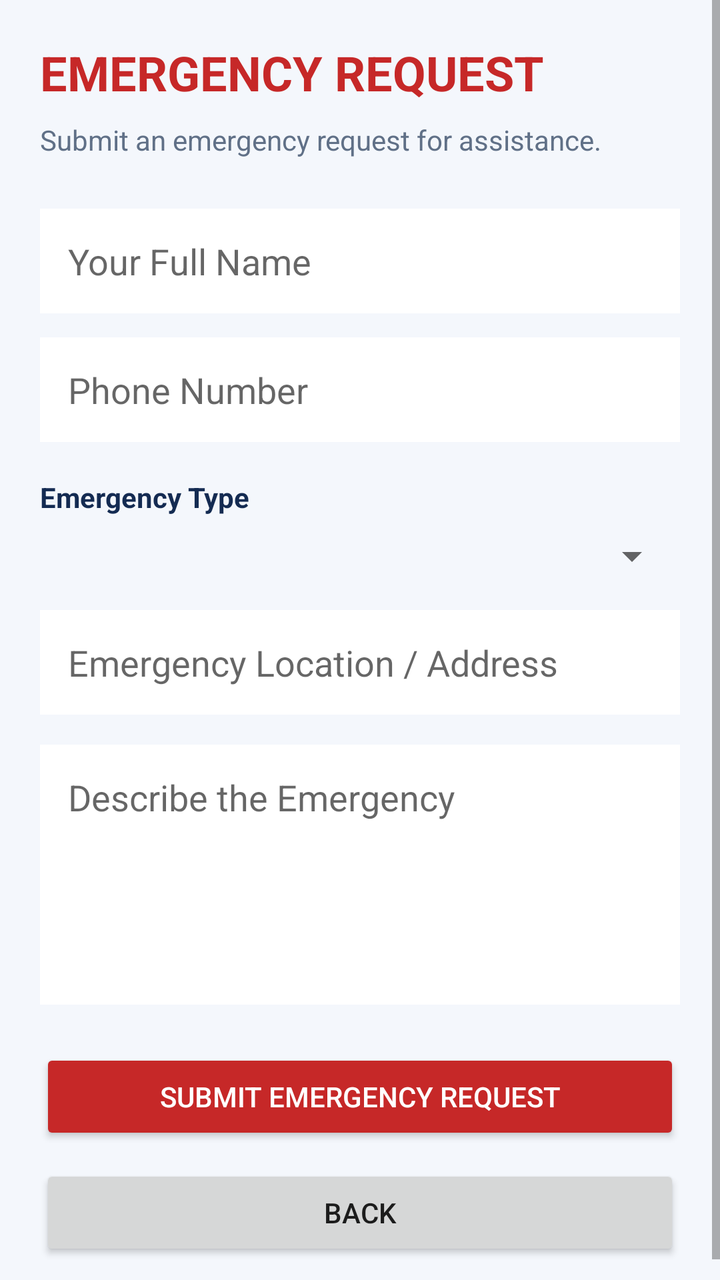
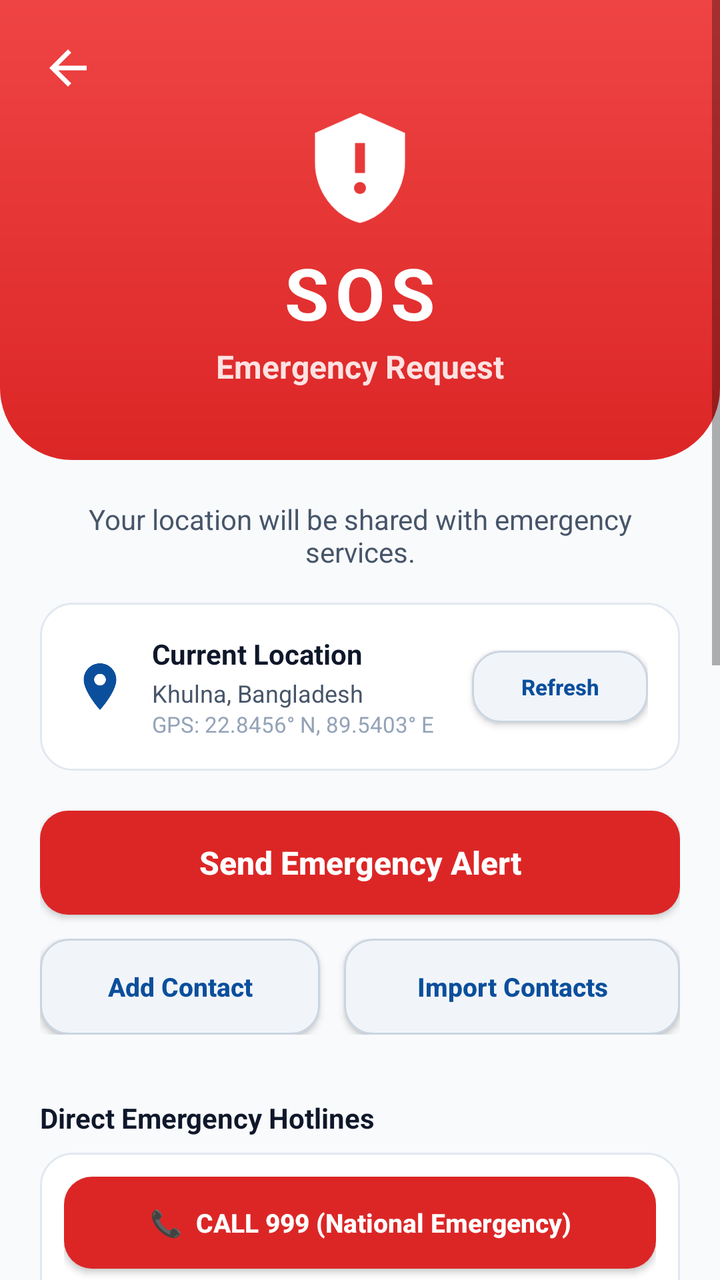

Two renders of the same Android screen: before a commit and after it. Below are the layout's source before the change and the commit's diff.
<!-- AndroidManifest.xml: application theme Theme.SPONDON -->
<!-- res/layout/activity_emergency_request.xml -->
<?xml version="1.0" encoding="utf-8"?>
<ScrollView xmlns:android="http://schemas.android.com/apk/res/android"
    android:layout_width="match_parent"
    android:layout_height="match_parent"
    android:background="#F4F7FC">

    <LinearLayout
        android:layout_width="match_parent"
        android:layout_height="wrap_content"
        android:orientation="vertical"
        android:padding="20dp">

        <TextView
            android:layout_width="match_parent"
            android:layout_height="wrap_content"
            android:text="EMERGENCY REQUEST"
            android:textColor="#C62828"
            android:textSize="24sp"
            android:textStyle="bold" />

        <TextView
            android:layout_width="match_parent"
            android:layout_height="wrap_content"
            android:layout_marginTop="8dp"
            android:text="Submit an emergency request for assistance."
            android:textColor="#607087"
            android:textSize="14sp" />

        <EditText
            android:id="@+id/etEmergencyName"
            android:layout_width="match_parent"
            android:layout_height="wrap_content"
            android:layout_marginTop="25dp"
            android:hint="Your Full Name"
            android:inputType="textCapWords"
            android:padding="14dp"
            android:background="#FFFFFF" />

        <EditText
            android:id="@+id/etEmergencyPhone"
            android:layout_width="match_parent"
            android:layout_height="wrap_content"
            android:layout_marginTop="12dp"
            android:hint="Phone Number"
            android:inputType="phone"
            android:padding="14dp"
            android:background="#FFFFFF" />

        <TextView
            android:layout_width="match_parent"
            android:layout_height="wrap_content"
            android:layout_marginTop="18dp"
            android:text="Emergency Type"
            android:textColor="#142B52"
            android:textStyle="bold" />

        <Spinner
            android:id="@+id/spEmergencyType"
            android:layout_width="match_parent"
            android:layout_height="wrap_content"
            android:layout_marginTop="8dp"
            android:padding="12dp" />

        <EditText
            android:id="@+id/etEmergencyLocation"
            android:layout_width="match_parent"
            android:layout_height="wrap_content"
            android:layout_marginTop="15dp"
            android:hint="Emergency Location / Address"
            android:inputType="textCapSentences"
            android:padding="14dp"
            android:background="#FFFFFF" />

        <EditText
            android:id="@+id/etEmergencyDescription"
            android:layout_width="match_parent"
            android:layout_height="130dp"
            android:layout_marginTop="15dp"
            android:hint="Describe the Emergency"
            android:gravity="top"
            android:inputType="textMultiLine|textCapSentences"
            android:padding="14dp"
            android:background="#FFFFFF" />

        <Button
            android:id="@+id/btnSubmitEmergency"
            android:layout_width="match_parent"
            android:layout_height="wrap_content"
            android:layout_marginTop="22dp"
            android:text="SUBMIT EMERGENCY REQUEST"
            android:backgroundTint="#C62828"
            android:textColor="#FFFFFF" />

        <Button
            android:id="@+id/btnBackEmergency"
            android:layout_width="match_parent"
            android:layout_height="wrap_content"
            android:layout_marginTop="10dp"
            android:text="Back" />

    </LinearLayout>

</ScrollView>
<!-- resources referenced by this layout -->
<resources>
  <style name="Theme.SPONDON" parent="Theme.AppCompat.Light.DarkActionBar">
          
          <item name="colorPrimary">@color/purple_500</item>
          <item name="colorPrimaryDark">@color/purple_700</item>
          <item name="colorAccent">@color/teal_200</item>
          
      </style>
  <color name="purple_500">#FF6200EE</color>
  <color name="purple_700">#FF3700B3</color>
  <color name="teal_200">#FF03DAC5</color>
</resources>

<!-- the commit's change to res/layout/activity_emergency_request.xml (unified diff, before → after) -->
@@ -2,102 +2,373 @@
 <ScrollView xmlns:android="http://schemas.android.com/apk/res/android"
     android:layout_width="match_parent"
     android:layout_height="match_parent"
-    android:background="#F4F7FC">
+    android:background="@color/surface_background"
+    android:fillViewport="true">
 
     <LinearLayout
         android:layout_width="match_parent"
         android:layout_height="wrap_content"
-        android:orientation="vertical"
-        android:padding="20dp">
-
-        <TextView
+        android:orientation="vertical">
+
+        
+        <LinearLayout
             android:layout_width="match_parent"
             android:layout_height="wrap_content"
-            android:text="EMERGENCY REQUEST"
-            android:textColor="#C62828"
-            android:textSize="24sp"
-            android:textStyle="bold" />
-
-        <TextView
+            android:background="@drawable/bg_sos_hero_curved"
+            android:gravity="center_horizontal"
+            android:orientation="vertical"
+            android:paddingStart="20dp"
+            android:paddingTop="20dp"
+            android:paddingEnd="20dp"
+            android:paddingBottom="36dp">
+
+            <RelativeLayout
+                android:layout_width="match_parent"
+                android:layout_height="wrap_content">
+
+                <ImageView
+                    android:id="@+id/btnBackEmergency"
+                    android:layout_width="28dp"
+                    android:layout_height="28dp"
+                    android:layout_alignParentStart="true"
+                    android:layout_centerVertical="true"
+                    android:contentDescription="Back"
+                    android:src="@drawable/ic_arrow_back_white" />
+            </RelativeLayout>
+
+            
+            <ImageView
+                android:layout_width="60dp"
+                android:layout_height="60dp"
+                android:layout_marginTop="6dp"
+                android:contentDescription="Emergency Beacon"
+                android:src="@drawable/ic_emergency_sos_red"
+                android:tint="#FFFFFF" />
+
+            <TextView
+                android:layout_width="wrap_content"
+                android:layout_height="wrap_content"
+                android:layout_marginTop="8dp"
+                android:letterSpacing="0.08"
+                android:text="SOS"
+                android:textColor="#FFFFFF"
+                android:textSize="36sp"
+                android:textStyle="bold" />
+
+            <TextView
+                android:layout_width="wrap_content"
+                android:layout_height="wrap_content"
+                android:layout_marginTop="2dp"
+                android:text="Emergency Request"
+                android:textColor="#FEE2E2"
+                android:textSize="16sp"
+                android:textStyle="bold" />
+        </LinearLayout>
+
+        
+        <LinearLayout
             android:layout_width="match_parent"
             android:layout_height="wrap_content"
-            android:layout_marginTop="8dp"
-            android:text="Submit an emergency request for assistance."
-            android:textColor="#607087"
-            android:textSize="14sp" />
-
-        <EditText
-            android:id="@+id/etEmergencyName"
-            android:layout_width="match_parent"
-            android:layout_height="wrap_content"
-            android:layout_marginTop="25dp"
-            android:hint="Your Full Name"
-            android:inputType="textCapWords"
-            android:padding="14dp"
-            android:background="#FFFFFF" />
-
-        <EditText
-            android:id="@+id/etEmergencyPhone"
-            android:layout_width="match_parent"
-            android:layout_height="wrap_content"
-            android:layout_marginTop="12dp"
-            android:hint="Phone Number"
-            android:inputType="phone"
-            android:padding="14dp"
-            android:background="#FFFFFF" />
-
-        <TextView
-            android:layout_width="match_parent"
-            android:layout_height="wrap_content"
-            android:layout_marginTop="18dp"
-            android:text="Emergency Type"
-            android:textColor="#142B52"
-            android:textStyle="bold" />
-
-        <Spinner
-            android:id="@+id/spEmergencyType"
-            android:layout_width="match_parent"
-            android:layout_height="wrap_content"
-            android:layout_marginTop="8dp"
-            android:padding="12dp" />
-
-        <EditText
-            android:id="@+id/etEmergencyLocation"
-            android:layout_width="match_parent"
-            android:layout_height="wrap_content"
-            android:layout_marginTop="15dp"
-            android:hint="Emergency Location / Address"
-            android:inputType="textCapSentences"
-            android:padding="14dp"
-            android:background="#FFFFFF" />
-
-        <EditText
-            android:id="@+id/etEmergencyDescription"
-            android:layout_width="match_parent"
-            android:layout_height="130dp"
-            android:layout_marginTop="15dp"
-            android:hint="Describe the Emergency"
-            android:gravity="top"
-            android:inputType="textMultiLine|textCapSentences"
-            android:padding="14dp"
-            android:background="#FFFFFF" />
-
-        <Button
-            android:id="@+id/btnSubmitEmergency"
-            android:layout_width="match_parent"
-            android:layout_height="wrap_content"
-            android:layout_marginTop="22dp"
-            android:text="SUBMIT EMERGENCY REQUEST"
-            android:backgroundTint="#C62828"
-            android:textColor="#FFFFFF" />
-
-        <Button
-            android:id="@+id/btnBackEmergency"
-            android:layout_width="match_parent"
-            android:layout_height="wrap_content"
-            android:layout_marginTop="10dp"
-            android:text="Back" />
-
+            android:orientation="vertical"
+            android:padding="20dp">
+
+            
+            <TextView
+                android:layout_width="match_parent"
+                android:layout_height="wrap_content"
+                android:gravity="center"
+                android:text="Your location will be shared with emergency services."
+                android:textColor="@color/text_secondary"
+                android:textSize="14sp" />
+
+            
+            <LinearLayout
+                android:layout_width="match_parent"
+                android:layout_height="wrap_content"
+                android:layout_marginTop="16dp"
+                android:background="@drawable/bg_card_white"
+                android:gravity="center_vertical"
+                android:orientation="horizontal"
+                android:padding="16dp">
+
+                <ImageView
+                    android:layout_width="28dp"
+                    android:layout_height="28dp"
+                    android:contentDescription="Location Pin"
+                    android:src="@drawable/ic_location_pin_blue" />
+
+                <LinearLayout
+                    android:layout_width="0dp"
+                    android:layout_height="wrap_content"
+                    android:layout_marginStart="12dp"
+                    android:layout_weight="1"
+                    android:orientation="vertical">
+
+                    <TextView
+                        android:layout_width="wrap_content"
+                        android:layout_height="wrap_content"
+                        android:text="Current Location"
+                        android:textColor="@color/text_primary"
+                        android:textSize="14sp"
+                        android:textStyle="bold" />
+
+                    <TextView
+                        android:id="@+id/tvLiveAddress"
+                        android:layout_width="wrap_content"
+                        android:layout_height="wrap_content"
+                        android:layout_marginTop="2dp"
+                        android:text="Khulna, Bangladesh"
+                        android:textColor="@color/text_secondary"
+                        android:textSize="12sp" />
+
+                    <TextView
+                        android:id="@+id/tvLiveGpsCoords"
+                        android:layout_width="wrap_content"
+                        android:layout_height="wrap_content"
+                        android:text="GPS: 22.8456° N, 89.5403° E"
+                        android:textColor="@color/text_muted"
+                        android:textSize="11sp" />
+                </LinearLayout>
+
+                <Button
+                    android:id="@+id/btnRefreshGps"
+                    android:layout_width="wrap_content"
+                    android:layout_height="36dp"
+                    android:background="@drawable/bg_button_secondary"
+                    android:paddingStart="10dp"
+                    android:paddingEnd="10dp"
+                    android:text="Refresh"
+                    android:textAllCaps="false"
+                    android:textColor="@color/primary_blue"
+                    android:textSize="11sp"
+                    android:textStyle="bold" />
+            </LinearLayout>
+
+            <Button
+                android:id="@+id/btnAutoFillLocation"
+                android:layout_width="match_parent"
+                android:layout_height="wrap_content"
+                android:visibility="gone" />
+
+            
+            <Button
+                android:id="@+id/btnSubmitEmergency"
+                android:layout_width="match_parent"
+                android:layout_height="52dp"
+                android:layout_marginTop="20dp"
+                android:background="@drawable/bg_button_danger"
+                android:text="Send Emergency Alert"
+                android:textAllCaps="false"
+                android:textColor="#FFFFFF"
+                android:textSize="16sp"
+                android:textStyle="bold" />
+
+            
+            <LinearLayout
+                android:layout_width="match_parent"
+                android:layout_height="wrap_content"
+                android:layout_marginTop="12dp"
+                android:orientation="horizontal">
+
+                <Button
+                    android:id="@+id/btnAddEmergencyContact"
+                    android:layout_width="0dp"
+                    android:layout_height="48dp"
+                    android:layout_marginEnd="6dp"
+                    android:layout_weight="1"
+                    android:background="@drawable/bg_button_secondary"
+                    android:text="Add Contact"
+                    android:textAllCaps="false"
+                    android:textColor="@color/primary_blue"
+                    android:textSize="13sp"
+                    android:textStyle="bold" />
+
+                <Button
+                    android:id="@+id/btnImportPhoneContact"
+                    android:layout_width="0dp"
+                    android:layout_height="48dp"
+                    android:layout_marginStart="6dp"
+                    android:layout_weight="1.2"
+                    android:background="@drawable/bg_button_secondary"
+                    android:text="Import Contacts"
+                    android:textAllCaps="false"
+                    android:textColor="@color/primary_blue"
+                    android:textSize="13sp"
+                    android:textStyle="bold" />
+            </LinearLayout>
+
+            
+            <LinearLayout
+                android:id="@+id/layoutContactsContainer"
+                android:layout_width="match_parent"
+                android:layout_height="wrap_content"
+                android:layout_marginTop="12dp"
+                android:orientation="vertical" />
+
+            
+            <TextView
+                android:layout_width="wrap_content"
+                android:layout_height="wrap_content"
+                android:layout_marginTop="20dp"
+                android:text="Direct Emergency Hotlines"
+                android:textColor="@color/text_primary"
+                android:textSize="14sp"
+                android:textStyle="bold" />
+
+            <LinearLayout
+                android:layout_width="match_parent"
+                android:layout_height="wrap_content"
+                android:layout_marginTop="8dp"
+                android:background="@drawable/bg_card_white"
+                android:orientation="vertical"
+                android:padding="12dp">
+
+                <Button
+                    android:id="@+id/btnCall999"
+                    android:layout_width="match_parent"
+                    android:layout_height="46dp"
+                    android:background="@drawable/bg_button_danger"
+                    android:text="📞  CALL 999 (National Emergency)"
+                    android:textAllCaps="false"
+                    android:textColor="#FFFFFF"
+                    android:textSize="13sp"
+                    android:textStyle="bold" />
+
+                <LinearLayout
+                    android:layout_width="match_parent"
+                    android:layout_height="wrap_content"
+                    android:layout_marginTop="8dp"
+                    android:orientation="horizontal">
+
+                    <Button
+                        android:id="@+id/btnCallFire"
+                        android:layout_width="0dp"
+                        android:layout_height="42dp"
+                        android:layout_marginEnd="4dp"
+                        android:layout_weight="1"
+                        android:background="@drawable/bg_button_secondary"
+                        android:text="🚒 Fire (16163)"
+                        android:textAllCaps="false"
+                        android:textColor="@color/emergency_red"
+                        android:textSize="12sp"
+                        android:textStyle="bold" />
+
+                    <Button
+                        android:id="@+id/btnCallAmbulance"
+                        android:layout_width="0dp"
+                        android:layout_height="42dp"
+                        android:layout_marginStart="4dp"
+                        android:layout_weight="1"
+                        android:background="@drawable/bg_button_secondary"
+                        android:text="🚑 Ambulance (16263)"
+                        android:textAllCaps="false"
+                        android:textColor="@color/primary_blue"
+                        android:textSize="12sp"
+                        android:textStyle="bold" />
+                </LinearLayout>
+            </LinearLayout>
+
+            
+            <TextView
+                android:layout_width="wrap_content"
+                android:layout_height="wrap_content"
+                android:layout_marginTop="20dp"
+                android:text="Incident Details"
+                android:textColor="@color/text_primary"
+                android:textSize="14sp"
+                android:textStyle="bold" />
+
+            <LinearLayout
+                android:layout_width="match_parent"
+                android:layout_height="wrap_content"
+                android:layout_marginTop="8dp"
+                android:background="@drawable/bg_card_white"
+                android:orientation="vertical"
+                android:padding="14dp">
+
+                <TextView
+                    android:layout_width="wrap_content"
+                    android:layout_height="wrap_content"
+                    android:text="Emergency Type"
+                    android:textColor="@color/text_secondary"
+                    android:textSize="12sp"
+                    android:textStyle="bold" />
+
+                <Spinner
+                    android:id="@+id/spEmergencyType"
+                    android:layout_width="match_parent"
+                    android:layout_height="46dp"
+                    android:layout_marginTop="4dp"
+                    android:background="@drawable/bg_edit_text" />
+
+                <EditText
+                    android:id="@+id/etEmergencyName"
+                    android:layout_width="match_parent"
+                    android:layout_height="46dp"
+                    android:layout_marginTop="10dp"
+                    android:background="@drawable/bg_edit_text"
+                    android:hint="Your Full Name"
+                    android:paddingStart="12dp"
+                    android:paddingEnd="12dp"
+                    android:textSize="13sp" />
+
+                <EditText
+                    android:id="@+id/etEmergencyPhone"
+                    android:layout_width="match_parent"
+                    android:layout_height="46dp"
+                    android:layout_marginTop="8dp"
+                    android:background="@drawable/bg_edit_text"
+                    android:hint="Your Contact Phone Number"
+                    android:inputType="phone"
+                    android:paddingStart="12dp"
+                    android:paddingEnd="12dp"
+                    android:textSize="13sp" />
+
+                <EditText
+                    android:id="@+id/etEmergencyLocation"
+                    android:layout_width="match_parent"
+                    android:layout_height="46dp"
+                    android:layout_marginTop="8dp"
+                    android:background="@drawable/bg_edit_text"
+                    android:hint="Current Location or Address"
+                    android:paddingStart="12dp"
+                    android:paddingEnd="12dp"
+                    android:textSize="13sp" />
+
+                <EditText
+                    android:id="@+id/etEmergencyDescription"
+                    android:layout_width="match_parent"
+                    android:layout_height="70dp"
+                    android:layout_marginTop="8dp"
+                    android:background="@drawable/bg_edit_text"
+                    android:gravity="top|start"
+                    android:hint="Situation description..."
+                    android:padding="10dp"
+                    android:textSize="13sp" />
+            </LinearLayout>
+
+            <Button
+                android:id="@+id/btnViewMyEmergencies"
+                android:layout_width="match_parent"
+                android:layout_height="48dp"
+                android:layout_marginTop="14dp"
+                android:background="@drawable/bg_button_secondary"
+                android:text="View My Past Emergency Requests"
+                android:textAllCaps="false"
+                android:textColor="@color/primary_blue"
+                android:textSize="13sp"
+                android:textStyle="bold" />
+
+            
+            <ImageView
+                android:layout_width="match_parent"
+                android:layout_height="50dp"
+                android:layout_marginTop="20dp"
+                android:contentDescription="Skyline"
+                android:scaleType="fitXY"
+                android:src="@drawable/bg_city_skyline_vector" />
+
+        </LinearLayout>
     </LinearLayout>
 
 </ScrollView>
<!-- resource entries referenced after the edit -->
@@ -1,14 +1,131 @@
 <!-- resources referenced by this layout -->
 <resources>
-  <style name="Theme.SPONDON" parent="Theme.AppCompat.Light.DarkActionBar">
+  <color name="emergency_red">#DC2626</color>
+  <color name="primary_blue">#0B4F9C</color>
+  <color name="surface_background">#F8FAFC</color>
+  <color name="text_muted">#94A3B8</color>
+  <color name="text_primary">#0F172A</color>
+  <color name="text_secondary">#475569</color>
+  <!-- drawable bg_button_danger (drawable) -->
+  <?xml version="1.0" encoding="utf-8"?>
+  <ripple xmlns:android="http://schemas.android.com/apk/res/android"
+      android:color="#33FFFFFF">
+      <item>
+          <shape android:shape="rectangle">
+              <solid android:color="@color/emergency_red" />
+              <corners android:radius="14dp" />
+          </shape>
+      </item>
+  </ripple>
+  <!-- drawable bg_button_secondary (drawable) -->
+  <?xml version="1.0" encoding="utf-8"?>
+  <ripple xmlns:android="http://schemas.android.com/apk/res/android"
+      android:color="#1A0B4F9C">
+      <item>
+          <shape android:shape="rectangle">
+              <solid android:color="#F1F5F9" />
+              <stroke android:width="1dp" android:color="#CBD5E1" />
+              <corners android:radius="14dp" />
+          </shape>
+      </item>
+  </ripple>
+  <!-- drawable bg_card_white (drawable) -->
+  <?xml version="1.0" encoding="utf-8"?>
+  <shape xmlns:android="http://schemas.android.com/apk/res/android"
+      android:shape="rectangle">
+      <solid android:color="@color/surface_white" />
+      <stroke android:width="1dp" android:color="@color/card_border" />
+      <corners android:radius="16dp" />
+  </shape>
+  <!-- drawable bg_city_skyline_vector (drawable) -->
+  <vector xmlns:android="http://schemas.android.com/apk/res/android"
+      android:width="360dp"
+      android:height="60dp"
+      android:viewportWidth="360"
+      android:viewportHeight="60">
+      
+      <path
+          android:fillColor="#E0F2FE"
+          android:pathData="M0,52 L360,52 L360,60 L0,60 Z" />
+  
+      
+      <path
+          android:fillColor="#BAE6FD"
+          android:pathData="M15,28 L30,28 L30,52 L15,52 Z M35,20 L48,20 L48,52 L35,52 Z M70,25 L85,25 L85,52 L70,52 Z M120,18 L138,18 L138,52 L120,52 Z M175,22 L192,22 L192,52 L175,52 Z M230,16 L248,16 L248,52 L230,52 Z M285,24 L302,24 L302,52 L285,52 Z M325,18 L345,18 L345,52 L325,52 Z" />
+  
+      
+      <path
+          android:fillColor="#7DD3FC"
+          android:pathData="M5,35 L20,35 L20,52 L5,52 Z M55,30 L68,30 L68,52 L55,52 Z M92,26 L108,18 L114,26 L114,52 L92,52 Z M145,28 L160,28 L160,52 L145,52 Z M200,32 L215,32 L215,52 L200,52 Z M255,25 L265,16 L275,25 L275,52 L255,52 Z M310,30 L322,30 L322,52 L310,52 Z" />
+  
+      
+      <path
+          android:strokeColor="#38BDF8"
+          android:strokeWidth="1.5"
+          android:pathData="M130,52 Q150,32 170,52 M170,52 Q190,32 210,52" />
+  </vector>
+  <!-- drawable bg_edit_text (drawable) -->
+  <?xml version="1.0" encoding="utf-8"?>
+  <shape xmlns:android="http://schemas.android.com/apk/res/android"
+      android:shape="rectangle">
+      <solid android:color="@color/surface_white" />
+      <stroke android:width="1dp" android:color="#CBD5E1" />
+      <corners android:radius="12dp" />
+  </shape>
+  <!-- drawable bg_sos_hero_curved (drawable) -->
+  <?xml version="1.0" encoding="utf-8"?>
+  <shape xmlns:android="http://schemas.android.com/apk/res/android"
+      android:shape="rectangle">
+      <gradient
+          android:angle="270"
+          android:startColor="#EF4444"
+          android:endColor="#DC2626"
+          android:type="linear" />
+      <corners
+          android:bottomLeftRadius="36dp"
+          android:bottomRightRadius="36dp" />
+  </shape>
+  <!-- drawable ic_arrow_back_white (drawable) -->
+  <vector xmlns:android="http://schemas.android.com/apk/res/android"
+      android:width="24dp"
+      android:height="24dp"
+      android:viewportWidth="24"
+      android:viewportHeight="24">
+      <path
+          android:fillColor="#FFFFFF"
+          android:pathData="M20,11 L7.83,11 L13.42,5.41 L12,4 L4,12 L12,20 L13.41,18.59 L7.83,13 L20,13 Z" />
+  </vector>
+  <!-- drawable ic_emergency_sos_red (drawable) -->
+  <vector xmlns:android="http://schemas.android.com/apk/res/android"
+      android:width="24dp"
+      android:height="24dp"
+      android:viewportWidth="24"
+      android:viewportHeight="24">
+      <path
+          android:fillColor="#DC2626"
+          android:pathData="M12,1 L3,5 L3,11 C3,16.55 6.84,21.74 12,23 C17.16,21.74 21,16.55 21,11 L21,5 L12,1 Z M11,7 L13,7 L13,13 L11,13 L11,7 Z M12,17.2 C11.34,17.2 10.8,16.66 10.8,16 C10.8,15.34 11.34,14.8 12,14.8 C12.66,14.8 13.2,15.34 13.2,16 C13.2,16.66 12.66,17.2 12,17.2 Z" />
+  </vector>
+  <!-- drawable ic_location_pin_blue (drawable) -->
+  <vector xmlns:android="http://schemas.android.com/apk/res/android"
+      android:width="24dp"
+      android:height="24dp"
+      android:viewportWidth="24"
+      android:viewportHeight="24">
+      <path
+          android:fillColor="#0B4F9C"
+          android:pathData="M12,2 C8.13,2 5,5.13 5,9 C5,14.25 12,22 12,22 C12,22 19,14.25 19,9 C19,5.13 15.87,2 12,2 Z M12,11.5 C10.62,11.5 9.5,10.38 9.5,9 C9.5,7.62 10.62,6.5 12,6.5 C13.38,6.5 14.5,7.62 14.5,9 C14.5,10.38 13.38,11.5 12,11.5 Z" />
+  </vector>
+  <style name="Theme.SPONDON" parent="Theme.AppCompat.Light.NoActionBar">
           
-          <item name="colorPrimary">@color/purple_500</item>
-          <item name="colorPrimaryDark">@color/purple_700</item>
-          <item name="colorAccent">@color/teal_200</item>
-          
+          <item name="colorPrimary">@color/primary_blue</item>
+          <item name="colorPrimaryDark">@color/primary_blue_dark</item>
+          <item name="colorAccent">@color/accent_cyan</item>
+          <item name="android:windowBackground">@color/surface_background</item>
+          <item name="android:statusBarColor">@color/primary_blue_dark</item>
       </style>
-  <color name="purple_500">#FF6200EE</color>
-  <color name="purple_700">#FF3700B3</color>
-  <color name="teal_200">#FF03DAC5</color>
+  <color name="surface_white">#FFFFFF</color>
+  <color name="card_border">#E2E8F0</color>
+  <color name="primary_blue_dark">#083B75</color>
+  <color name="accent_cyan">#00B4D8</color>
 </resources>
 
